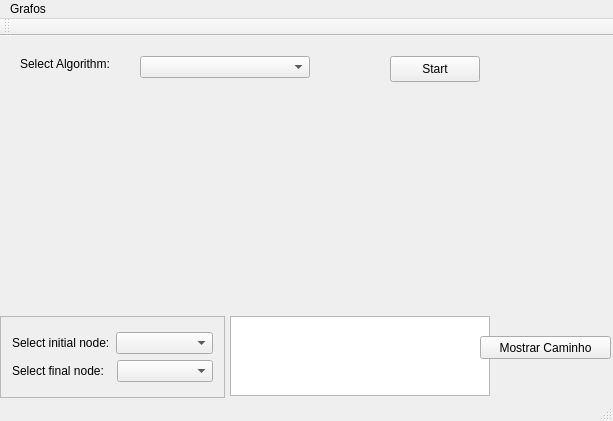
Before: the Qt Designer form Grafos/mainwindow.ui in AugustoLD/Grafos, drawn with Qt 5.
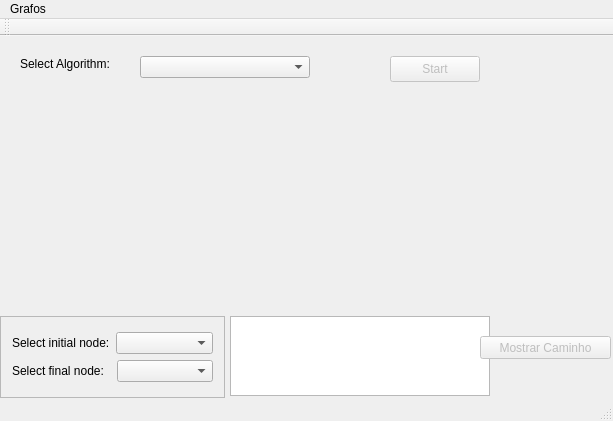
After: the same form once the commit is applied.

```diff
--- a/Grafos/mainwindow.ui
+++ b/Grafos/mainwindow.ui
@@ -40,6 +40,9 @@
     </property>
    </widget>
    <widget class="QPushButton" name="pathButton">
+    <property name="enabled">
+     <bool>false</bool>
+    </property>
     <property name="geometry">
      <rect>
       <x>480</x>
@@ -138,6 +141,9 @@
     </layout>
    </widget>
    <widget class="QPushButton" name="startButton">
+    <property name="enabled">
+     <bool>false</bool>
+    </property>
     <property name="geometry">
      <rect>
       <x>390</x>
```
Left out of the diff: 2 changed lines with no effect on the pictures.
